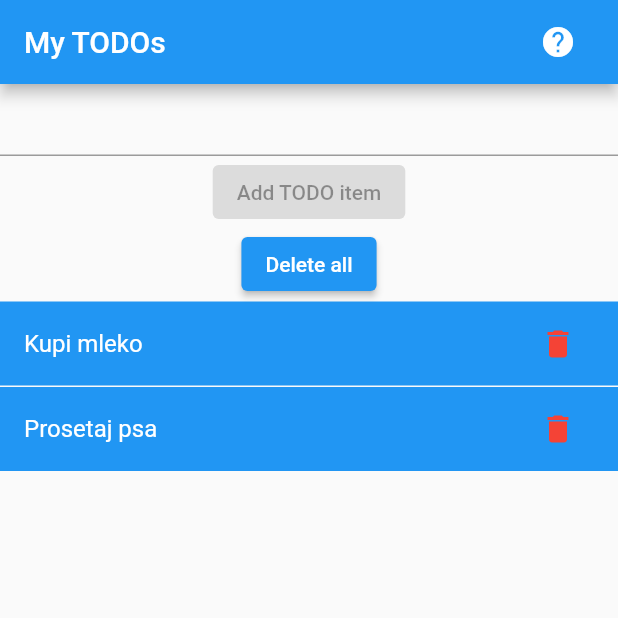
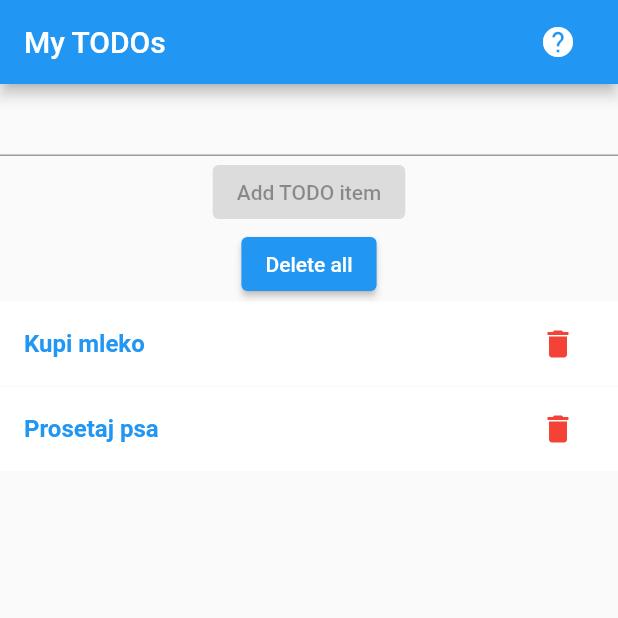
Before and after one commit to vtomic85/OpenITTODOApplication, a Flutter app: the screen it shows after launch, on a phone screen of 412 x 824 dp, the top half of it. Run offline on Flutter 3.47's test engine with Material 2 defaults, Android fonts, the light colour scheme and no system bars.

Commit message:
Change colors (yes, I'm bored)

```diff
--- a/lib/home_page.dart
+++ b/lib/home_page.dart
@@ -100,15 +100,19 @@ class _HomePageState extends State<HomePage> {
                             todoItems[index].description,
                             style: TextStyle(
                               color: todoItems[index].done
-                                  ? Colors.black
-                                  : Colors.white,
+                                  ? Colors.white
+                                  : Colors.blue,
                               decoration: todoItems[index].done
                                   ? TextDecoration.lineThrough
                                   : null,
+                              fontWeight: todoItems[index].done
+                                  ? FontWeight.normal
+                                  : FontWeight.bold,
                             ),
                           ),
-                          tileColor:
-                              todoItems[index].done ? Colors.grey : Colors.blue,
+                          tileColor: todoItems[index].done
+                              ? Colors.grey
+                              : Colors.white,
                           onTap: () {
                             setState(() {
                               todoItems[index].done = !todoItems[index].done;
```
